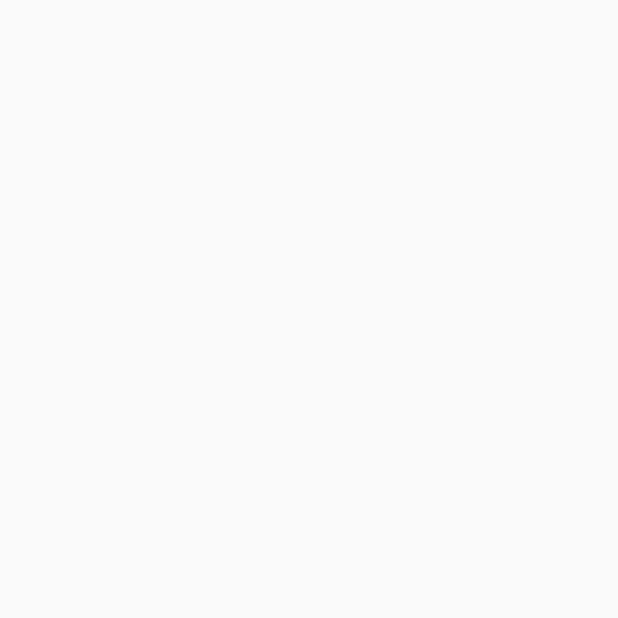
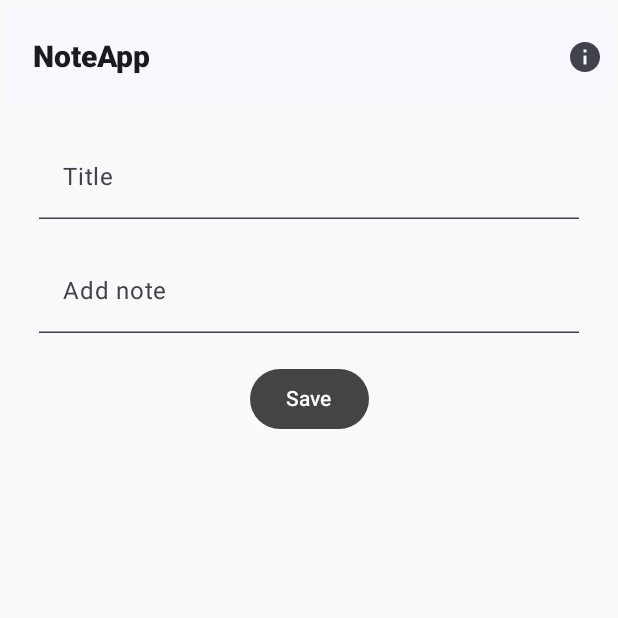
Before and after one commit to ola2024/noteapp, an Android app built with Jetpack Compose: the screen it shows after launch (MainActivity), on a phone screen of 412 x 824 dp, the top half of it. Before the commit the part shown is empty. Run offline under Robolectric (Android 15) with nearby library versions, the phone set to English and light mode, and no system bars.

Commit message:
Creating note app

```diff
--- a/app/src/main/java/com/example/noteapp/MainActivity.kt
+++ b/app/src/main/java/com/example/noteapp/MainActivity.kt
@@ -5,6 +5,7 @@ import androidx.activity.ComponentActivity
 import androidx.activity.compose.setContent
 import androidx.compose.runtime.Composable
 import androidx.compose.ui.tooling.preview.Preview
+import com.example.noteapp.screen.NoteScreen
 import com.example.noteapp.ui.theme.NoteAppTheme
 
 class MainActivity : ComponentActivity() {
@@ -12,7 +13,7 @@ class MainActivity : ComponentActivity() {
         super.onCreate(savedInstanceState)
         setContent {
             MyApp {
-
+                NoteScreen()
             }
         }
     }
--- /dev/null
+++ b/app/src/main/java/com/example/noteapp/common/InputTextField.kt
@@ -0,0 +1,38 @@
+package com.example.noteapp.common
+
+import androidx.compose.material3.ExperimentalMaterial3Api
+import androidx.compose.material3.Text
+import androidx.compose.material3.TextField
+import androidx.compose.material3.TextFieldColors
+import androidx.compose.runtime.Composable
+import androidx.compose.ui.Modifier
+
+
+@OptIn(ExperimentalMaterial3Api::class)
+@Composable
+fun InputTextField(
+    text: String,
+    enable: Boolean,
+    modifier: Modifier = Modifier,
+    labelId: String,
+    isSingle: Boolean,
+    isError: Boolean,
+    maxLine: Int = 1,
+    readOnly: Boolean,
+    colors: TextFieldColors,
+    onTextChange: (String) -> Unit
+) {
+    TextField(
+        value = text,
+        modifier = modifier,
+        onValueChange = onTextChange,
+        enabled = enable,
+        label = { Text(text = labelId) },
+        maxLines = maxLine,
+        readOnly = readOnly,
+        singleLine = isSingle,
+        isError = isError,
+        colors = colors
+    )
+
+}
--- /dev/null
+++ b/app/src/main/java/com/example/noteapp/screen/NoteScreen.kt
@@ -0,0 +1,122 @@
+package com.example.noteapp.screen
+
+import androidx.compose.animation.AnimatedVisibility
+import androidx.compose.foundation.clickable
+import androidx.compose.foundation.layout.Arrangement
+import androidx.compose.foundation.layout.Column
+import androidx.compose.foundation.layout.fillMaxWidth
+import androidx.compose.foundation.layout.padding
+import androidx.compose.material.icons.Icons
+import androidx.compose.material.icons.filled.Info
+import androidx.compose.material3.Button
+import androidx.compose.material3.ButtonDefaults
+import androidx.compose.material3.ExperimentalMaterial3Api
+import androidx.compose.material3.Icon
+import androidx.compose.material3.Text
+import androidx.compose.material3.TextFieldDefaults
+import androidx.compose.material3.TopAppBar
+import androidx.compose.runtime.Composable
+import androidx.compose.runtime.mutableStateOf
+import androidx.compose.runtime.remember
+import androidx.compose.ui.Alignment
+import androidx.compose.ui.Modifier
+import androidx.compose.ui.graphics.Color
+import androidx.compose.ui.res.stringResource
+import androidx.compose.ui.text.TextStyle
+import androidx.compose.ui.text.font.FontFamily
+import androidx.compose.ui.text.font.FontStyle
+import androidx.compose.ui.text.font.FontWeight
+import androidx.compose.ui.tooling.preview.Preview
+import androidx.compose.ui.unit.dp
+import androidx.compose.ui.unit.sp
+import com.example.noteapp.R
+import com.example.noteapp.common.InputTextField
+
+@OptIn(ExperimentalMaterial3Api::class)
+@Composable
+fun NoteScreen() {
+    val expanded = remember {
+        mutableStateOf(false)
+    }
+    val title = remember {
+        mutableStateOf("")
+    }
+    val addNote = remember {
+        mutableStateOf("")
+    }
+    Column(modifier = Modifier.padding(6.dp)) {
+
+        TopAppBar(
+            title = {
+                Text(
+                    modifier = Modifier,
+                    text = stringResource(id = R.string.app_name),
+                    style = TextStyle(fontStyle = FontStyle.Normal),
+                    fontWeight = FontWeight.ExtraBold,
+                    fontSize = 20.sp,
+                    fontFamily = FontFamily.SansSerif
+                )
+            }, actions = {
+                Column(
+                    verticalArrangement = Arrangement.Top,
+                    horizontalAlignment = Alignment.CenterHorizontally
+                ) {
+                    Icon(
+                        imageVector = Icons.Default.Info,
+                        contentDescription = "Information",
+                        modifier = Modifier.clickable { expanded.value = !expanded.value }
+                    )
+                    AnimatedVisibility(visible = expanded.value) {
+                        Text(text = "This App is a Note App")
+                    }
+                }
+            }
+        )
+        Column(
+            modifier = Modifier.fillMaxWidth(),
+            horizontalAlignment = Alignment.CenterHorizontally
+        ) {
+
+            InputTextField(
+                text = title.value,
+                enable = true,
+                modifier = Modifier
+                    .fillMaxWidth()
+                    .padding(start = 20.dp, top = 20.dp, end = 20.dp),
+                labelId = stringResource(id = R.string.title),
+                isSingle = true,
+                isError = false,
+                readOnly = false,
+                colors = TextFieldDefaults.textFieldColors(containerColor = Color.Transparent)
+            ) { title.value = it }
+            InputTextField(
+                text = addNote.value,
+                enable = true,
+                modifier = Modifier
+                    .fillMaxWidth()
+                    .padding(start = 20.dp, top = 20.dp, end = 20.dp),
+                labelId = stringResource(id = R.string.add_note),
+                isSingle = true,
+                isError = false,
+                readOnly = false,
+                colors = TextFieldDefaults.textFieldColors(containerColor = Color.Transparent)
+            ) { addNote.value = it }
+
+            Button(
+                onClick = {
+
+                },
+                modifier = Modifier.padding(top = 20.dp),
+                colors = ButtonDefaults.buttonColors(containerColor = Color.DarkGray)
+            ) {
+                Text(text = stringResource(id = R.string.save))
+            }
+        }
+    }
+}
+
+@Preview
+@Composable
+fun PreviewCompose() {
+    NoteScreen()
+}
--- a/app/src/main/res/values/strings.xml
+++ b/app/src/main/res/values/strings.xml
@@ -1,3 +1,6 @@
 <resources>
     <string name="app_name">NoteApp</string>
+    <string name="add_note">Add note</string>
+    <string name="title">Title</string>
+    <string name="save">Save</string>
 </resources>
```
